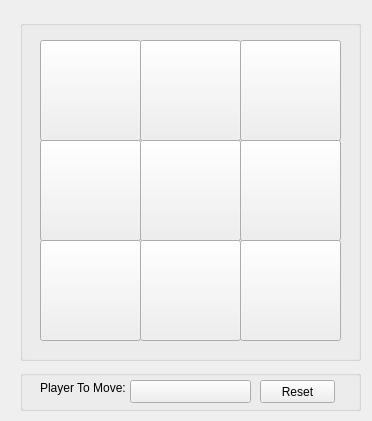
acebelaro/PyHexapawn, file hexapawn_ui.ui: the form before one commit.
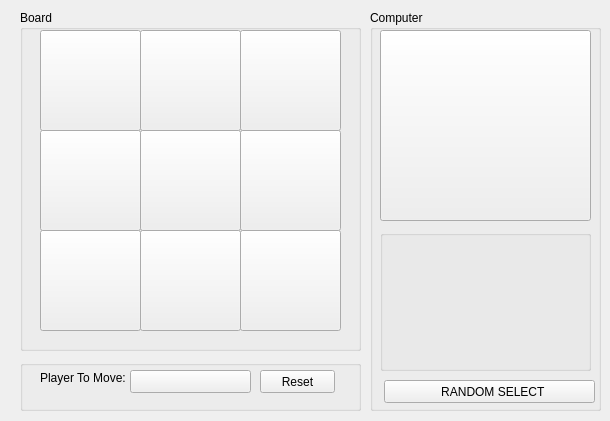
The form after the commit.

Commit message: - added black player computer moves.

Diff of the .ui file:
```diff
--- a/hexapawn_ui.ui
+++ b/hexapawn_ui.ui
@@ -6,7 +6,7 @@
    <rect>
     <x>0</x>
     <y>0</y>
-    <width>372</width>
+    <width>610</width>
     <height>421</height>
    </rect>
   </property>
@@ -17,13 +17,13 @@
    <property name="geometry">
     <rect>
      <x>20</x>
-     <y>20</y>
+     <y>10</y>
      <width>341</width>
      <height>341</height>
     </rect>
    </property>
    <property name="title">
-    <string/>
+    <string>Board</string>
    </property>
    <widget class="QPushButton" name="btnPawn0">
     <property name="geometry">
@@ -147,9 +147,9 @@
    <property name="geometry">
     <rect>
      <x>20</x>
-     <y>370</y>
+     <y>360</y>
      <width>341</width>
-     <height>41</height>
+     <height>51</height>
     </rect>
    </property>
    <property name="title">
@@ -198,6 +198,58 @@
     </property>
    </widget>
   </widget>
+  <widget class="QGroupBox" name="grpComputer">
+   <property name="geometry">
+    <rect>
+     <x>370</x>
+     <y>10</y>
+     <width>231</width>
+     <height>401</height>
+    </rect>
+   </property>
+   <property name="title">
+    <string>Computer</string>
+   </property>
+   <widget class="QPushButton" name="btnComputerMove">
+    <property name="geometry">
+     <rect>
+      <x>10</x>
+      <y>20</y>
+      <width>211</width>
+      <height>191</height>
+     </rect>
+    </property>
+    <property name="text">
+     <string/>
+    </property>
+   </widget>
+   <widget class="QGroupBox" name="grpMoves">
+    <property name="geometry">
+     <rect>
+      <x>10</x>
+      <y>220</y>
+      <width>211</width>
+      <height>141</height>
+     </rect>
+    </property>
+    <property name="title">
+     <string/>
+    </property>
+   </widget>
+   <widget class="QPushButton" name="btnMoveRandomSelect">
+    <property name="geometry">
+     <rect>
+      <x>14</x>
+      <y>370</y>
+      <width>211</width>
+      <height>23</height>
+     </rect>
+    </property>
+    <property name="text">
+     <string>  RANDOM SELECT</string>
+    </property>
+   </widget>
+  </widget>
  </widget>
  <resources/>
  <connections/>
```
The commit also changes 8 other files.
